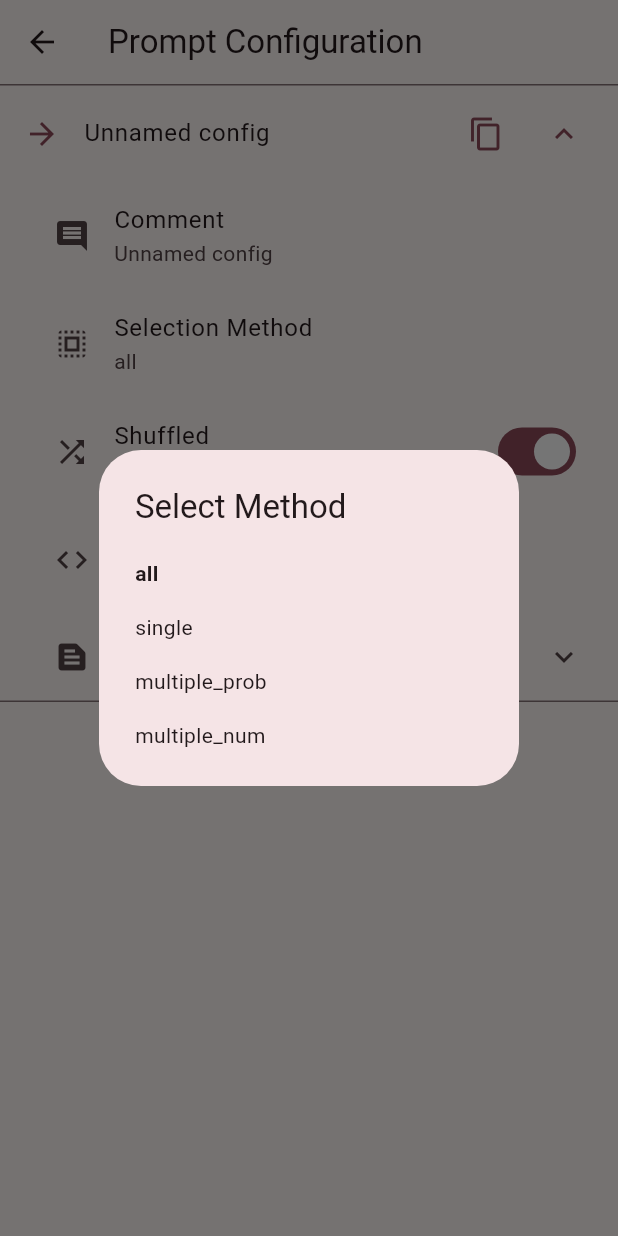
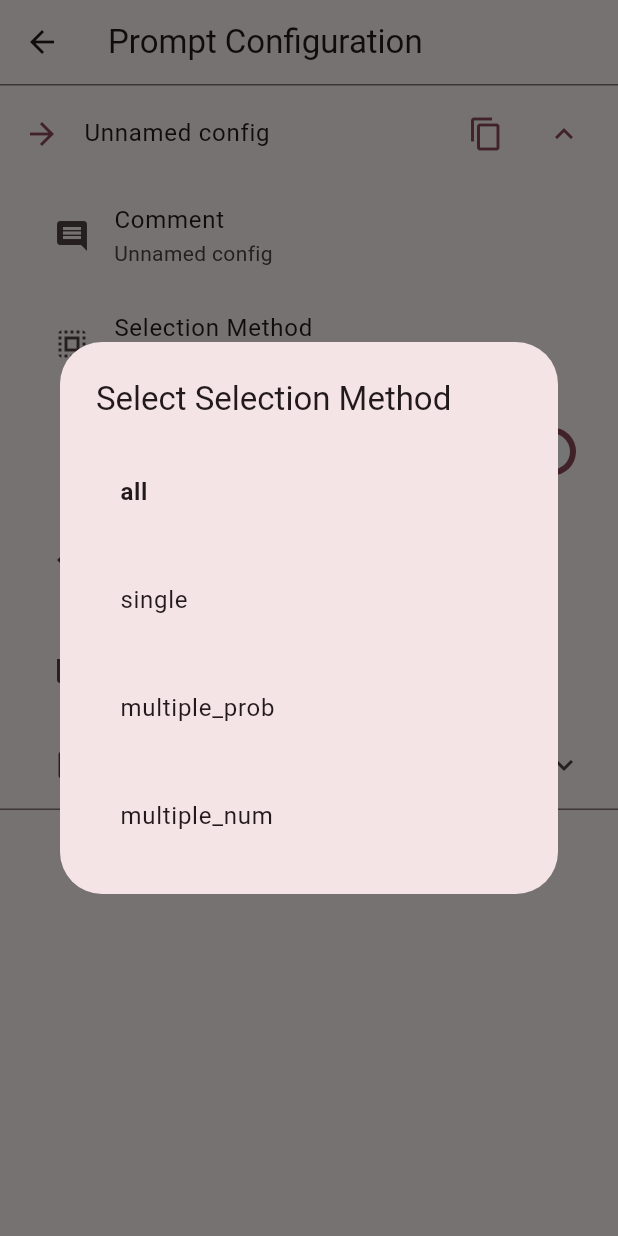
Before and after one commit to Exception0x0194/NAI-Generator-Flutter, a Flutter app: the PromptConfigScreen screen opened directly, after a tap on "Selection Method", on a phone screen of 412 x 824 dp. Run offline on Flutter 3.47's test engine with Material 3 defaults, Android fonts, the light colour scheme and no system bars; our stand-ins replace file_picker; missing offline and left inert: dart:html; Roboto replaces fonts that are missing (Noto).

Commit message:
优化了页面设计

```diff
--- a/lib/screens/generator_screen.dart
+++ b/lib/screens/generator_screen.dart
@@ -61,12 +61,14 @@ class PromptGenerationScreenState extends State<PromptGenerationScreen> {
 
     var content = [
       Expanded(
+        flex: 3,
         child: Container(
           padding: const EdgeInsets.all(20),
           child: InfoManager().img,
         ),
       ),
       Expanded(
+        flex: 1,
         child: Padding(
           padding: const EdgeInsets.all(20),
           child: ListTile(
--- a/lib/widgets/editable_list_tile.dart
+++ b/lib/widgets/editable_list_tile.dart
@@ -56,3 +56,55 @@ class EditableListTile extends StatelessWidget {
     );
   }
 }
+
+class SelectableListTile extends StatelessWidget {
+  final String title;
+  final String currentValue;
+  final List<String> options;
+  final Function(String) onSelectComplete;
+  final Icon? leading;
+
+  const SelectableListTile({
+    required this.title,
+    required this.currentValue,
+    required this.options,
+    required this.onSelectComplete,
+    super.key,
+    this.leading,
+  });
+
+  @override
+  Widget build(BuildContext context) {
+    return ListTile(
+      leading: leading,
+      title: Text(title),
+      subtitle: Text(currentValue),
+      onTap: () => _showSelectDialog(context),
+    );
+  }
+
+  void _showSelectDialog(BuildContext context) {
+    showDialog(
+      context: context,
+      builder: (context) {
+        return SimpleDialog(
+          title: Text('Select $title'),
+          children: options
+              .map((String value) => SimpleDialogOption(
+                    onPressed: () {
+                      onSelectComplete(value);
+                      Navigator.pop(context);
+                    },
+                    child: ListTile(
+                        title: Text(value,
+                            style: TextStyle(
+                                fontWeight: currentValue == value
+                                    ? FontWeight.bold
+                                    : FontWeight.normal))),
+                  ))
+              .toList(),
+        );
+      },
+    );
+  }
+}
--- a/lib/widgets/prompt_config_widget.dart
+++ b/lib/widgets/prompt_config_widget.dart
@@ -48,6 +48,7 @@ class PromptConfigWidgetState extends State<PromptConfigWidget> {
                 _buildInputProb(),
                 _buildInputNum(),
                 _buildRandomBrackets(),
+                _buildTypeSelector(),
                 _buildStrsExpansion(),
                 _buildConfigsExpansion(),
               ],
@@ -59,37 +60,23 @@ class PromptConfigWidgetState extends State<PromptConfigWidget> {
   }
 
   Widget _buildSelectionMethodSelector() {
-    return ListTile(
+    return SelectableListTile(
+      title: 'Selection Method',
+      currentValue: widget.config.selectionMethod,
+      options: ['all', 'single', 'multiple_prob', 'multiple_num'],
+      onSelectComplete: (value) =>
+          setState(() => widget.config.selectionMethod = value),
       leading: const Icon(Icons.select_all),
-      title: const Text('Selection Method'),
-      subtitle: Text(widget.config.selectionMethod),
-      onTap: () => _showSelectionMethodDialog(),
     );
   }
 
-  void _showSelectionMethodDialog() {
-    showDialog<String>(
-      context: context,
-      builder: (BuildContext context) {
-        return SimpleDialog(
-          title: const Text('Select Method'),
-          children: <String>['all', 'single', 'multiple_prob', 'multiple_num']
-              .map((String value) => SimpleDialogOption(
-                    onPressed: () {
-                      setState(() {
-                        widget.config.selectionMethod = value;
-                      });
-                      Navigator.pop(context);
-                    },
-                    child: Text(value,
-                        style: TextStyle(
-                            fontWeight: widget.config.selectionMethod == value
-                                ? FontWeight.bold
-                                : FontWeight.normal)),
-                  ))
-              .toList(),
-        );
-      },
+  _buildTypeSelector() {
+    return SelectableListTile(
+      title: 'Config Type',
+      currentValue: widget.config.type,
+      options: ['str', 'config'],
+      onSelectComplete: (value) => setState(() => widget.config.type = value),
+      leading: const Icon(Icons.type_specimen),
     );
   }
 
```
Also changed, not shown: json/example.json (+7 -7 lines), lib/models/prompt_config.dart (+5 -4 lines), lib/widgets/param_config_widget.dart (+49 -69 lines).
